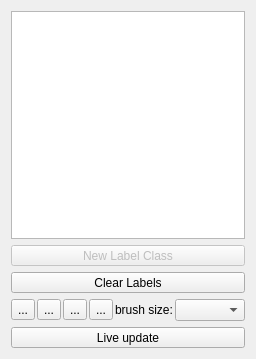
The window that ilastik/applets/iiboostPixelClassification/labelingDrawer.ui (ilastik/ilastik) describes before a commit, drawn with Qt 5.
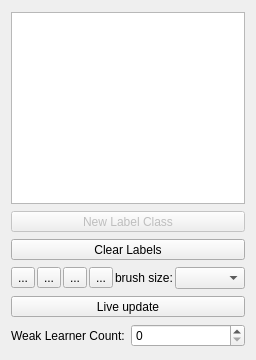
The same window after the commit. Icons and pictures are not drawn. Custom widgets are drawn as their Qt base class.

Commit message: iiboost: Allow user control over numStumps classifier setting.

What changed in the file:
```diff
--- a/ilastik/applets/iiboostPixelClassification/labelingDrawer.ui
+++ b/ilastik/applets/iiboostPixelClassification/labelingDrawer.ui
@@ -7,7 +7,7 @@
     <x>0</x>
     <y>0</y>
     <width>256</width>
-    <height>359</height>
+    <height>360</height>
    </rect>
   </property>
   <property name="sizePolicy">
@@ -35,7 +35,7 @@
    <item>
     <widget class="LabelListView" name="labelListView">
      <property name="sizePolicy">
-      <sizepolicy hsizetype="Minimum" vsizetype="MinimumExpanding">
+      <sizepolicy hsizetype="Minimum" vsizetype="Maximum">
        <horstretch>0</horstretch>
        <verstretch>0</verstretch>
       </sizepolicy>
@@ -43,7 +43,7 @@
      <property name="minimumSize">
       <size>
        <width>0</width>
-       <height>0</height>
+       <height>192</height>
       </size>
      </property>
     </widget>
@@ -190,6 +190,20 @@
      </property>
     </widget>
    </item>
+   <item>
+    <layout class="QHBoxLayout" name="horizontalLayout_2">
+     <item>
+      <widget class="QLabel" name="label">
+       <property name="text">
+        <string>Weak Learner Count:</string>
+       </property>
+      </widget>
+     </item>
+     <item>
+      <widget class="QSpinBox" name="numStumpsBox"/>
+     </item>
+    </layout>
+   </item>
   </layout>
  </widget>
  <customwidgets>
```
The commit also changes 2 other files.
